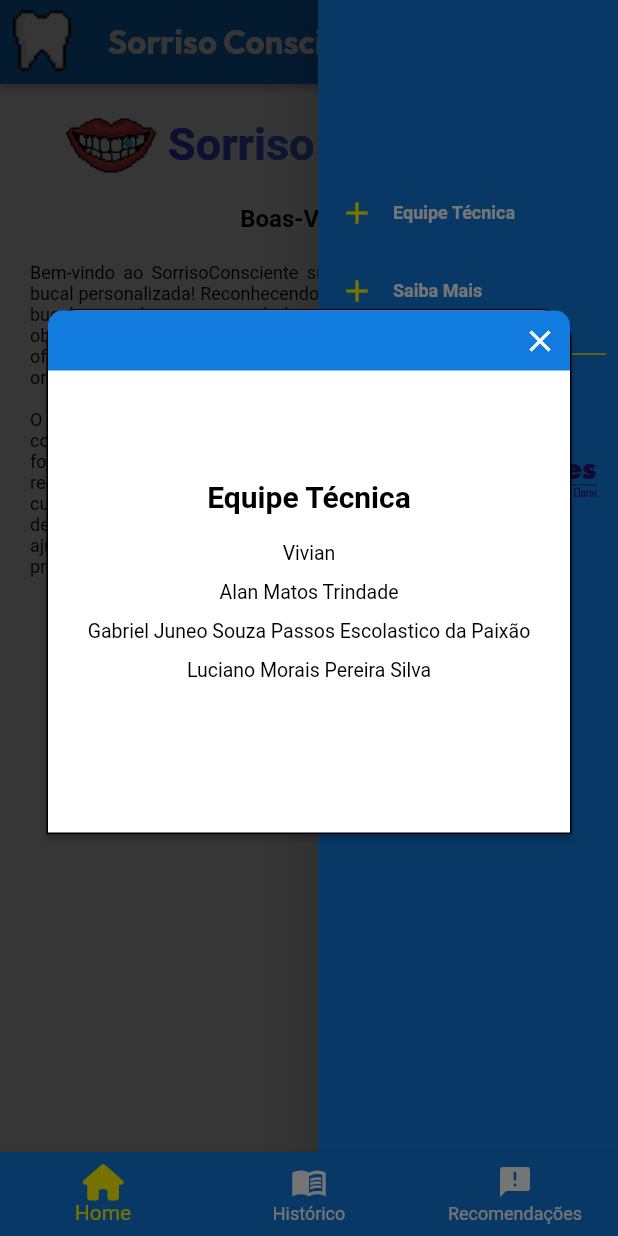
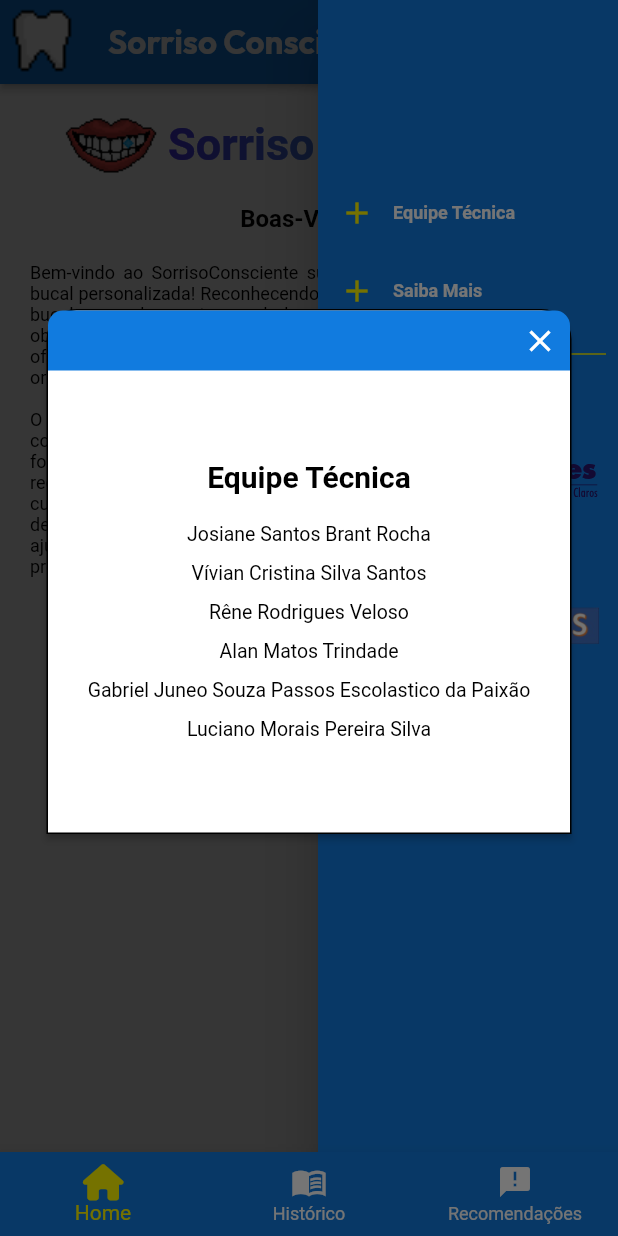
Before and after one commit to LucianoMPS/sorriso_consciente, a Flutter app: the screen it shows after launch, in the side drawer, after a tap on "Equipe Técnica", on a phone screen of 412 x 824 dp. Run offline on Flutter 3.47's test engine with Material 3 defaults, Android fonts, the light colour scheme and no system bars; drawn by our look-alikes of auto_size_text, simple_gradient_text; our stand-ins replace flutter_svg, font_awesome_flutter, from_css_color, go_router, google_fonts, page_transition and 2 more; missing offline and left inert: json_path; network calls fail; Roboto replaces fonts that are missing (Readex Pro).

Commit message:
Edição do sidebar
Foi completo a parte de equipe tecnica e add um novo icone na sidebar

```diff
--- a/lib/components/equipe_tecnica_widget.dart
+++ b/lib/components/equipe_tecnica_widget.dart
@@ -5,6 +5,7 @@ import 'package:flutter/gestures.dart';
 import 'package:flutter/material.dart';
 import 'package:google_fonts/google_fonts.dart';
 import 'package:provider/provider.dart';
+
 import 'equipe_tecnica_model.dart';
 export 'equipe_tecnica_model.dart';
 
@@ -44,25 +45,25 @@ class _EquipeTecnicaWidgetState extends State<EquipeTecnicaWidget> {
       children: [
         Material(
           color: Colors.transparent,
-          elevation: 2.0,
+          elevation: 2,
           shape: RoundedRectangleBorder(
             borderRadius: BorderRadius.only(
-              bottomLeft: Radius.circular(0.0),
-              bottomRight: Radius.circular(0.0),
-              topLeft: Radius.circular(20.0),
-              topRight: Radius.circular(20.0),
+              bottomLeft: Radius.circular(0),
+              bottomRight: Radius.circular(0),
+              topLeft: Radius.circular(20),
+              topRight: Radius.circular(20),
             ),
           ),
           child: Container(
-            width: 350.0,
-            height: 350.0,
+            width: 350,
+            height: 350,
             decoration: BoxDecoration(
               color: Colors.white,
               borderRadius: BorderRadius.only(
-                bottomLeft: Radius.circular(0.0),
-                bottomRight: Radius.circular(0.0),
-                topLeft: Radius.circular(20.0),
-                topRight: Radius.circular(20.0),
+                bottomLeft: Radius.circular(0),
+                bottomRight: Radius.circular(0),
+                topLeft: Radius.circular(20),
+                topRight: Radius.circular(20),
               ),
               border: Border.all(
                 color: Colors.black,
@@ -74,30 +75,30 @@ class _EquipeTecnicaWidgetState extends State<EquipeTecnicaWidget> {
               crossAxisAlignment: CrossAxisAlignment.center,
               children: [
                 Container(
-                  width: MediaQuery.sizeOf(context).width * 1.0,
+                  width: MediaQuery.sizeOf(context).width,
                   decoration: BoxDecoration(
                     color: Color(0xFF117BDF),
                     borderRadius: BorderRadius.only(
-                      bottomLeft: Radius.circular(0.0),
-                      bottomRight: Radius.circular(0.0),
-                      topLeft: Radius.circular(10.0),
-                      topRight: Radius.circular(10.0),
+                      bottomLeft: Radius.circular(0),
+                      bottomRight: Radius.circular(0),
+                      topLeft: Radius.circular(10),
+                      topRight: Radius.circular(10),
                     ),
                   ),
                   child: Column(
                     mainAxisSize: MainAxisSize.max,
                     children: [
                       Align(
-                        alignment: AlignmentDirectional(1.0, 0.0),
+                        alignment: AlignmentDirectional(1, 0),
                         child: FlutterFlowIconButton(
                           borderColor: Colors.transparent,
-                          borderRadius: 20.0,
-                          borderWidth: 1.0,
-                          buttonSize: 40.0,
+                          borderRadius: 20,
+                          borderWidth: 1,
+                          buttonSize: 40,
                           icon: Icon(
                             Icons.close,
                             color: Colors.white,
-                            size: 24.0,
+                            size: 24,
                           ),
                           onPressed: () async {
                             Navigator.pop(context);
@@ -109,10 +110,10 @@ class _EquipeTecnicaWidgetState extends State<EquipeTecnicaWidget> {
                 ),
                 Expanded(
                   child: Container(
-                    width: MediaQuery.sizeOf(context).width * 1.0,
+                    width: MediaQuery.sizeOf(context).width,
                     decoration: BoxDecoration(),
                     child: Padding(
-                      padding: EdgeInsets.all(6.0),
+                      padding: EdgeInsets.all(6),
                       child: Column(
                         mainAxisSize: MainAxisSize.max,
                         mainAxisAlignment: MainAxisAlignment.center,
@@ -131,8 +132,8 @@ class _EquipeTecnicaWidgetState extends State<EquipeTecnicaWidget> {
                                       .override(
                                         fontFamily: 'Readex Pro',
                                         color: Colors.black,
-                                        fontSize: 20.0,
-                                        letterSpacing: 0.0,
+                                        fontSize: 20,
+                                        letterSpacing: 0,
                                         fontWeight: FontWeight.bold,
                                       ),
                                 ),
@@ -147,15 +148,23 @@ class _EquipeTecnicaWidgetState extends State<EquipeTecnicaWidget> {
                                 text: TextSpan(
                                   children: [
                                     TextSpan(
-                                      text: 'Vivian \n',
+                                      text: 'Josiane Santos Brant Rocha\n',
                                       style: FlutterFlowTheme.of(context)
                                           .bodyMedium
                                           .override(
                                             fontFamily: 'Readex Pro',
                                             color: Colors.black,
-                                            fontSize: 13.0,
-                                            letterSpacing: 0.0,
+                                            fontSize: 13,
+                                            letterSpacing: 0,
                                           ),
+                                    ),
+                                    TextSpan(
+                                      text: 'Vívian Cristina Silva Santos\n',
+                                      style: TextStyle(),
+                                    ),
+                                    TextSpan(
+                                      text: 'Rêne Rodrigues Veloso\n',
+                                      style: TextStyle(),
                                     ),
                                     TextSpan(
                                       text: 'Alan Matos Trindade\n',
@@ -167,7 +176,7 @@ class _EquipeTecnicaWidgetState extends State<EquipeTecnicaWidget> {
                                       style: TextStyle(),
                                     ),
                                     TextSpan(
-                                      text: 'Luciano Morais Pereira Silva\n',
+                                      text: 'Luciano Morais Pereira Silva',
                                       style: TextStyle(),
                                     )
                                   ],
@@ -176,16 +185,16 @@ class _EquipeTecnicaWidgetState extends State<EquipeTecnicaWidget> {
                                       .override(
                                         fontFamily: 'Readex Pro',
                                         color: Colors.black,
-                                        fontSize: 13.0,
-                                        letterSpacing: 0.0,
-                                        lineHeight: 2.0,
+                                        fontSize: 13,
+                                        letterSpacing: 0,
+                                        lineHeight: 2,
                                       ),
                                 ),
                                 textAlign: TextAlign.center,
                               ),
                             ],
                           ),
-                        ].divide(SizedBox(height: 10.0)),
+                        ].divide(SizedBox(height: 10)),
                       ),
                     ),
                   ),
--- a/lib/components/side_bar_widget.dart
+++ b/lib/components/side_bar_widget.dart
@@ -6,6 +6,7 @@ import 'package:flutter/material.dart';
 import 'package:flutter_svg/flutter_svg.dart';
 import 'package:google_fonts/google_fonts.dart';
 import 'package:provider/provider.dart';
+
 import 'side_bar_model.dart';
 export 'side_bar_model.dart';
 
@@ -45,7 +46,7 @@ class _SideBarWidgetState extends State<SideBarWidget> {
       children: [
         Expanded(
           child: Container(
-            width: 250.0,
+            width: 250,
             height: double.infinity,
             decoration: BoxDecoration(
               color: Color(0xFF117BDF),
@@ -56,18 +57,18 @@ class _SideBarWidgetState extends State<SideBarWidget> {
               crossAxisAlignment: CrossAxisAlignment.center,
               children: [
                 ClipRRect(
-                  borderRadius: BorderRadius.circular(0.0),
+                  borderRadius: BorderRadius.circular(0),
                   child: Image.network(
                     'https://picsum.photos/seed/481/600',
-                    width: MediaQuery.sizeOf(context).width * 1.0,
-                    height: 116.0,
+                    width: MediaQuery.sizeOf(context).width,
+                    height: 116,
                     fit: BoxFit.cover,
-                    alignment: Alignment(0.0, 0.0),
+                    alignment: Alignment(0, 0),
                   ),
                 ),
                 Builder(
                   builder: (context) => Padding(
-                    padding: EdgeInsets.all(14.0),
+                    padding: EdgeInsets.all(14),
                     child: InkWell(
                       splashColor: Colors.transparent,
                       focusColor: Colors.transparent,
@@ -81,7 +82,7 @@ class _SideBarWidgetState extends State<SideBarWidget> {
                               elevation: 0,
                               insetPadding: EdgeInsets.zero,
                               backgroundColor: Colors.transparent,
-                              alignment: AlignmentDirectional(0.0, 0.0)
+                              alignment: AlignmentDirectional(0, 0)
                                   .resolve(Directionality.of(context)),
                               child: Container(
                                 height: MediaQuery.sizeOf(context).height * 0.5,
@@ -98,12 +99,12 @@ class _SideBarWidgetState extends State<SideBarWidget> {
                           Icon(
                             Icons.add,
                             color: Color(0xFFFFF800),
-                            size: 24.0,
+                            size: 24,
                           ),
                           Expanded(
                             child: Padding(
-                              padding: EdgeInsetsDirectional.fromSTEB(
-                                  12.0, 0.0, 0.0, 0.0),
+                              padding:
+                                  EdgeInsetsDirectional.fromSTEB(12, 0, 0, 0),
                               child: Text(
                                 'Equipe Técnica',
                                 style: FlutterFlowTheme.of(context)
@@ -111,7 +112,7 @@ class _SideBarWidgetState extends State<SideBarWidget> {
                                     .override(
                                       fontFamily: 'Readex Pro',
                                       color: Colors.white,
-                                      letterSpacing: 0.0,
+                                      letterSpacing: 0,
                                       fontWeight: FontWeight.bold,
                                     ),
                               ),
@@ -124,7 +125,7 @@ class _SideBarWidgetState extends State<SideBarWidget> {
                 ),
                 Builder(
                   builder: (context) => Padding(
-                    padding: EdgeInsets.all(14.0),
+                    padding: EdgeInsets.all(14),
                     child: InkWell(
                       splashColor: Colors.transparent,
                       focusColor: Colors.transparent,
@@ -138,7 +139,7 @@ class _SideBarWidgetState extends State<SideBarWidget> {
                               elevation: 0,
                               insetPadding: EdgeInsets.zero,
                               backgroundColor: Colors.transparent,
-                              alignment: AlignmentDirectional(0.0, 0.0)
+                              alignment: AlignmentDirectional(0, 0)
                                   .resolve(Directionality.of(context)),
                               child: SaibaMaisWidget(),
                             );
@@ -152,12 +153,12 @@ class _SideBarWidgetState extends State<SideBarWidget> {
                           Icon(
                             Icons.add,
                             color: Color(0xFFFFF800),
-                            size: 24.0,
+                            size: 24,
                           ),
                           Expanded(
                             child: Padding(
-                              padding: EdgeInsetsDirectional.fromSTEB(
-                                  12.0, 0.0, 0.0, 0.0),
+                              padding:
+                                  EdgeInsetsDirectional.fromSTEB(12, 0, 0, 0),
                               child: Text(
                                 'Saiba Mais',
                                 style: FlutterFlowTheme.of(context)
@@ -165,7 +166,7 @@ class _SideBarWidgetState extends State<SideBarWidget> {
                                     .override(
                                       fontFamily: 'Readex Pro',
                                       color: Colors.white,
-                                      letterSpacing: 0.0,
+                                      letterSpacing: 0,
                                       fontWeight: FontWeight.bold,
                                     ),
                               ),
@@ -177,13 +178,13 @@ class _SideBarWidgetState extends State<SideBarWidget> {
                   ),
                 ),
                 Padding(
-                  padding: EdgeInsets.all(8.0),
+                  padding: EdgeInsets.all(8),
                   child: Column(
                     mainAxisSize: MainAxisSize.max,
                     crossAxisAlignment: CrossAxisAlignment.center,
                     children: [
                       Divider(
-                        thickness: 1.0,
+                        thickness: 1,
                         color: Color(0xFFFFF800),
                       ),
                       Row(
@@ -191,8 +192,8 @@ class _SideBarWidgetState extends State<SideBarWidget> {
                         mainAxisAlignment: MainAxisAlignment.center,
                         children: [
                           Padding(
-                            padding: EdgeInsetsDirectional.fromSTEB(
-                                0.0, 10.0, 0.0, 0.0),
+                            padding:
+                                EdgeInsetsDirectional.fromSTEB(0, 10, 0, 0),
                             child: Text(
                               'Um apoio de:',
                               textAlign: TextAlign.start,
@@ -201,7 +202,7 @@ class _SideBarWidgetState extends State<SideBarWidget> {
                                   .override(
                                     fontFamily: 'Readex Pro',
                                     color: Colors.white,
-                                    letterSpacing: 0.0,
+                                    letterSpacing: 0,
                                     fontWeight: FontWeight.bold,
                                   ),
                             ),
@@ -210,15 +211,29 @@ class _SideBarWidgetState extends State<SideBarWidget> {
                       ),
                       ClipRRect(
                         borderRadius: BorderRadius.only(
-                          bottomLeft: Radius.circular(0.0),
-                          bottomRight: Radius.circular(0.0),
-                          topLeft: Radius.circular(0.0),
-                          topRight: Radius.circular(0.0),
+                          bottomLeft: Radius.circular(0),
+                          bottomRight: Radius.circular(0),
+                          topLeft: Radius.circular(0),
+                          topRight: Radius.circular(0),
                         ),
                         child: SvgPicture.asset(
                           'assets/images/Logo-Horizontal-Unimontes-SVG-1-1.svg',
-                          width: 245.0,
-                          height: 100.0,
+                          width: 245,
+                          height: 100,
+                          fit: BoxFit.contain,
+                        ),
+                      ),
+                      ClipRRect(
+                        borderRadius: BorderRadius.only(
+                          bottomLeft: Radius.circular(0),
+                          bottomRight: Radius.circular(0),
+                          topLeft: Radius.circular(0),
+                          topRight: Radius.circular(0),
+                        ),
+                        child: Image.asset(
+                          'assets/images/ppgcps.png',
+                          width: 245,
+                          height: 100,
                           fit: BoxFit.contain,
                         ),
                       ),
```
Also changed, not shown: assets/images/ppgcps.png (added).
